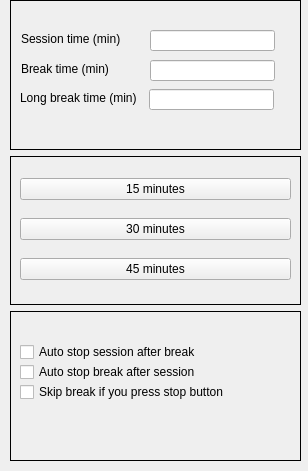
notHisu/ThisIsTheRealPomodoro, file settings.ui: the form before one commit.
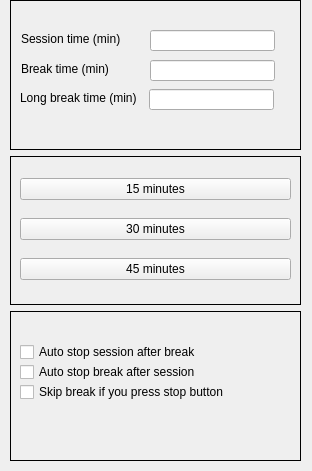
The form after the commit.

Patch:
```diff
--- a/settings.ui
+++ b/settings.ui
@@ -6,7 +6,7 @@
    <rect>
     <x>0</x>
     <y>0</y>
-    <width>308</width>
+    <width>312</width>
     <height>471</height>
    </rect>
   </property>
@@ -19,7 +19,7 @@
   <property name="windowTitle">
    <string>Form</string>
   </property>
-  <widget class="QWidget" name="">
+  <widget class="QWidget" name="layoutWidget">
    <property name="geometry">
     <rect>
      <x>10</x>
```
Left out of the diff: 33 changed lines with no effect on the pictures.
